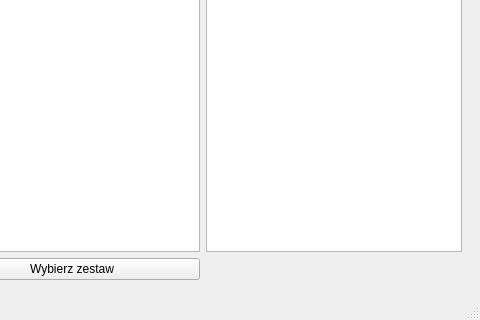
Old version of the form src/qt_ui/mainwindow.ui in the repository Michalmo12345/FlashcardQTApp; both pictures show x 336 to 816 and y 298 to 618 of the 816 by 618 pixel window.
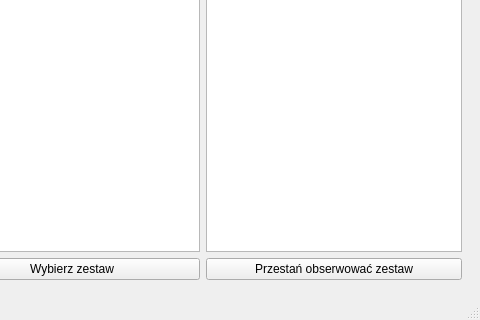
New version of the form. The open tabs and pages were chosen to show the change.

Commit message: added button to unsubscribe set

```diff
--- a/src/qt_ui/mainwindow.ui
+++ b/src/qt_ui/mainwindow.ui
@@ -119,6 +119,13 @@
           </property>
          </widget>
         </item>
+        <item row="2" column="2">
+         <widget class="QPushButton" name="stopSubscribingButton">
+          <property name="text">
+           <string>Przestań obserwować zestaw</string>
+          </property>
+         </widget>
+        </item>
        </layout>
       </widget>
       <widget class="QWidget" name="page_4">
```
Left out of the diff: 3 changed lines with no effect on the pictures. The commit also changes 4 other files.
